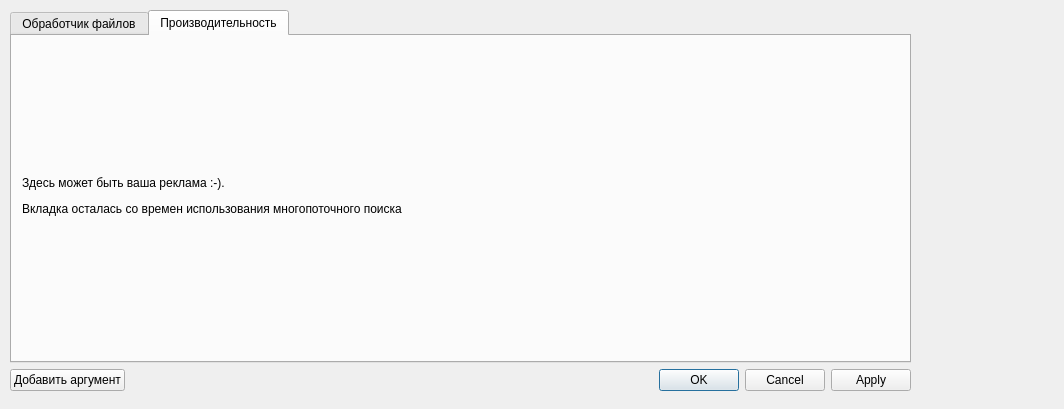
Old version of the form src/tsettingswindow.ui in the repository AngryConst/SyncList.
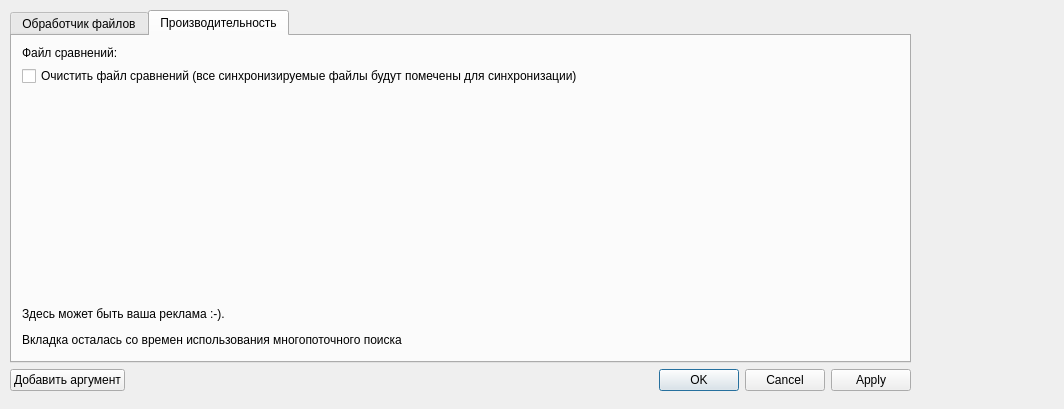
New version of the form. The open tabs and pages were chosen to show the change.

```diff
--- a/src/tsettingswindow.ui
+++ b/src/tsettingswindow.ui
@@ -196,6 +196,33 @@
          </rect>
         </property>
         <layout class="QVBoxLayout" name="verticalLayout_5">
+         <item>
+          <widget class="QLabel" name="labelDiffFiles">
+           <property name="text">
+            <string>Файл сравнений: </string>
+           </property>
+          </widget>
+         </item>
+         <item>
+          <widget class="QCheckBox" name="checkBoxClearDiffFile">
+           <property name="text">
+            <string>Очистить файл сравнений (все синхронизируемые файлы будут помечены для синхронизации)</string>
+           </property>
+          </widget>
+         </item>
+         <item>
+          <spacer name="verticalSpacer">
+           <property name="orientation">
+            <enum>Qt::Vertical</enum>
+           </property>
+           <property name="sizeHint" stdset="0">
+            <size>
+             <width>20</width>
+             <height>40</height>
+            </size>
+           </property>
+          </spacer>
+         </item>
          <item>
           <widget class="QLabel" name="label_5">
            <property name="text">
```
